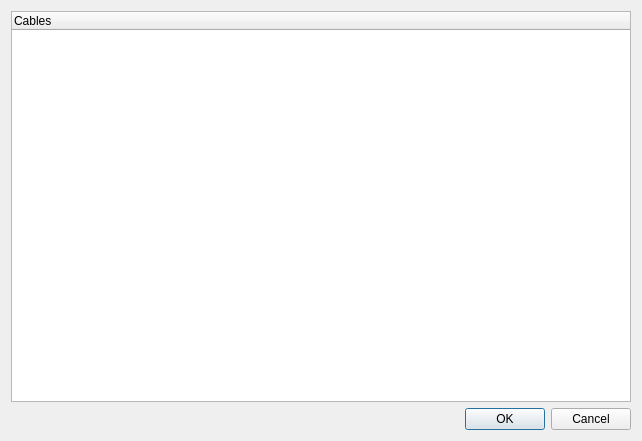
This is Python/UI/cable_manager.ui in hu4nghe/CableToCavityAllocation as Qt 5 draws it before an edit. The edited form follows.
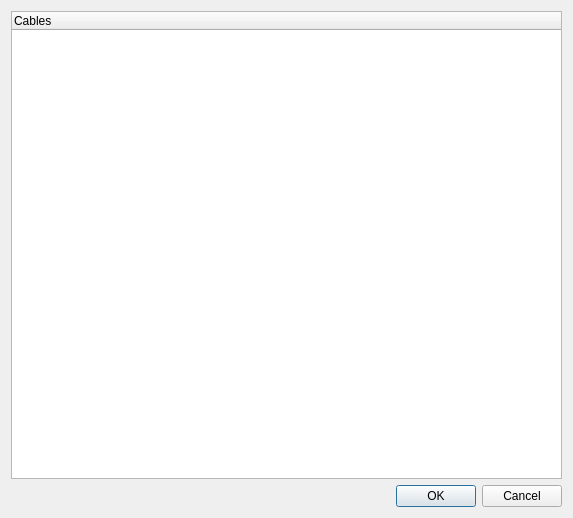
This is the edited form.

Patch:
```diff
--- a/Python/UI/cable_manager.ui
+++ b/Python/UI/cable_manager.ui
@@ -6,8 +6,8 @@
    <rect>
     <x>0</x>
     <y>0</y>
-    <width>642</width>
-    <height>441</height>
+    <width>573</width>
+    <height>518</height>
    </rect>
   </property>
   <property name="windowTitle">
```
